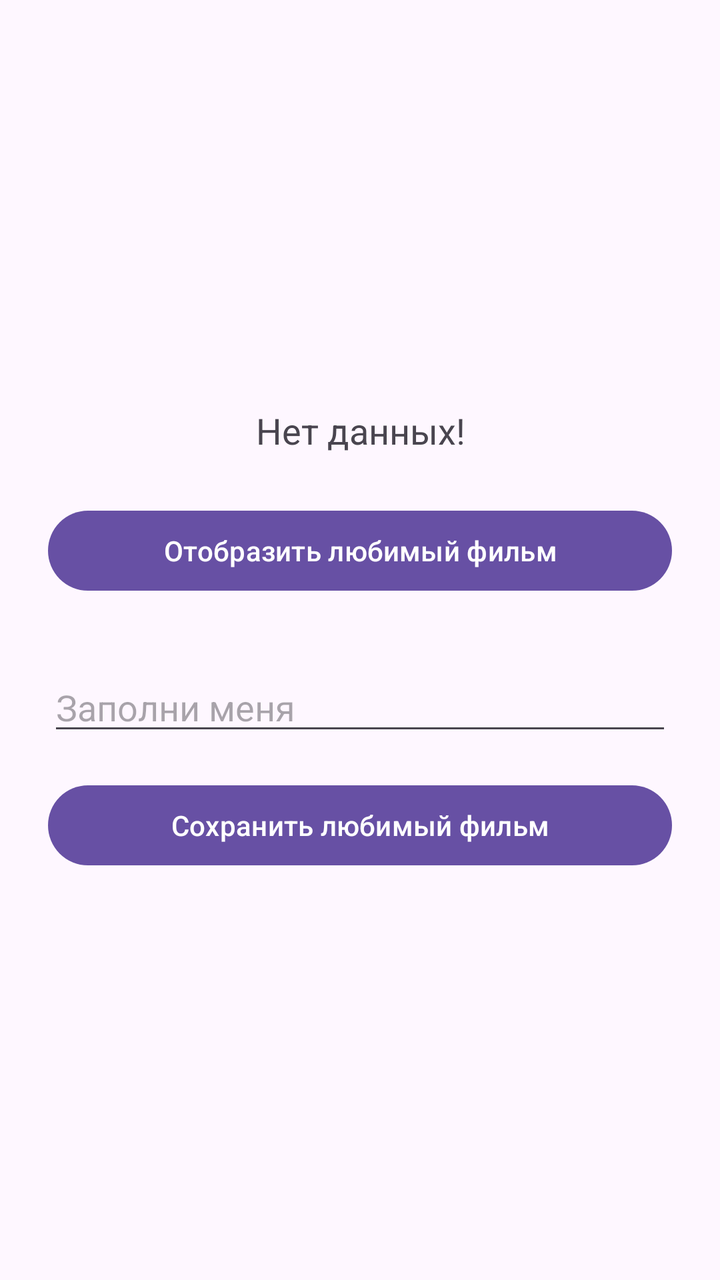
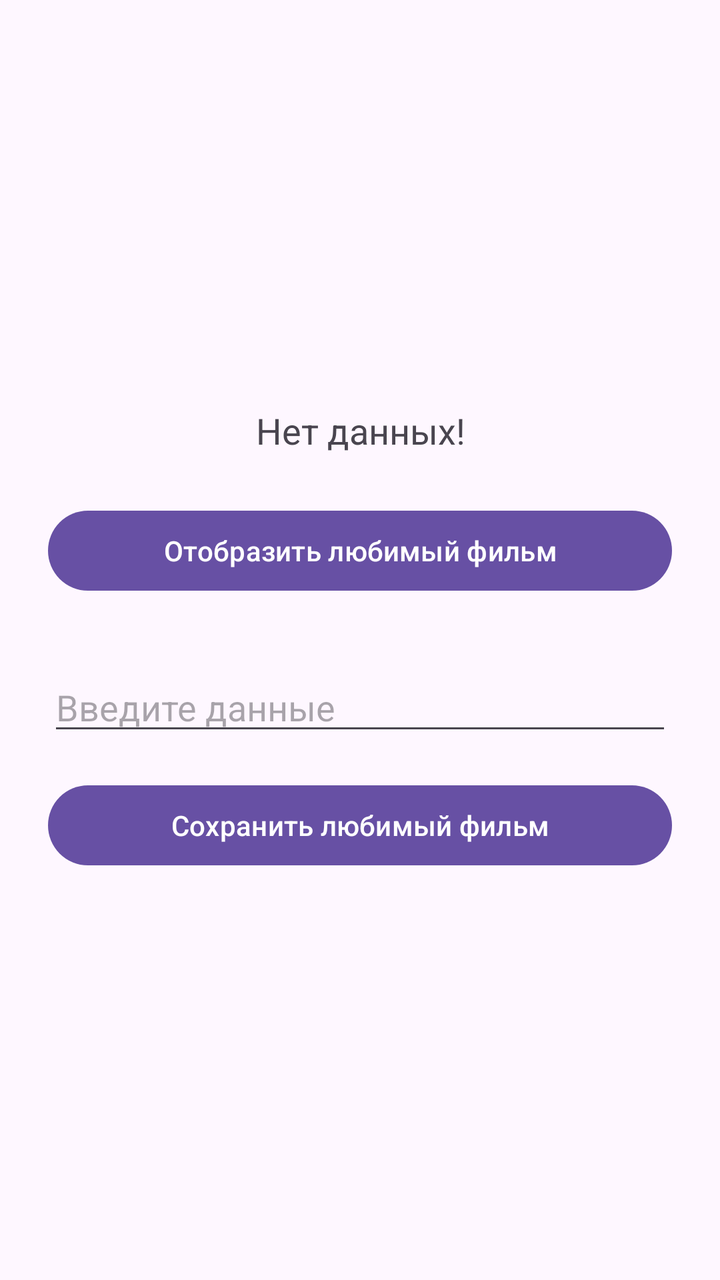

Two renders of the same Android screen: before a commit and after it. Below are the layout's source before the change and the commit's diff.
<!-- AndroidManifest.xml: application theme Theme.MovieProject -->
<!-- res/layout/activity_main.xml -->
<?xml version="1.0" encoding="utf-8"?>
<LinearLayout xmlns:android="http://schemas.android.com/apk/res/android"
    android:id="@+id/main"
    android:layout_width="match_parent"
    android:layout_height="match_parent"
    android:orientation="vertical"
    android:gravity="center"
    android:padding="24dp">

    <TextView
        android:id="@+id/textViewMovie"
        android:layout_width="match_parent"
        android:layout_height="wrap_content"
        android:layout_marginBottom="24dp"
        android:gravity="center"
        android:text="Нет данных!"
        android:textSize="18sp" />

    <Button
        android:id="@+id/buttonGetMovie"
        android:layout_width="match_parent"
        android:layout_height="wrap_content"
        android:layout_marginBottom="32dp"
        android:text="Отобразить любимый фильм" />

    <EditText
        android:id="@+id/editTextMovie"
        android:layout_width="match_parent"
        android:layout_height="wrap_content"
        android:layout_marginBottom="16dp"
        android:autofillHints=""
        android:hint="Заполни меня"
        android:inputType="text" />

    <Button
        android:id="@+id/buttonSaveMovie"
        android:layout_width="match_parent"
        android:layout_height="wrap_content"
        android:text="Сохранить любимый фильм" />

</LinearLayout>
<!-- resources referenced by this layout -->
<resources>
  <style name="Theme.MovieProject" parent="Base.Theme.MovieProject" />
  <style name="Base.Theme.MovieProject" parent="Theme.Material3.DayNight.NoActionBar">
          
          
      </style>
</resources>

<!-- the commit's change to res/layout/activity_main.xml (unified diff, before → after) -->
@@ -29,7 +29,7 @@
         android:layout_height="wrap_content"
         android:layout_marginBottom="16dp"
         android:autofillHints=""
-        android:hint="Заполни меня"
+        android:hint="Введите данные"
         android:inputType="text" />
 
     <Button
